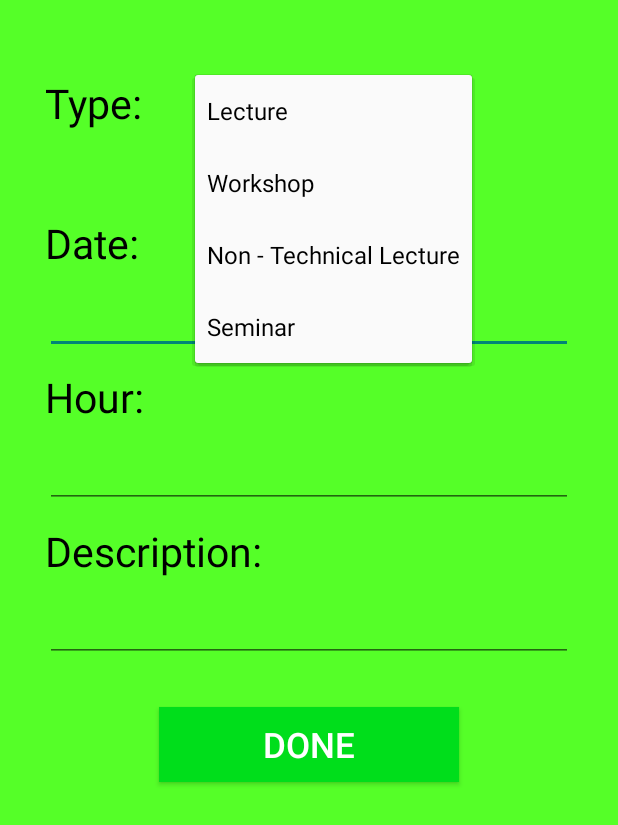
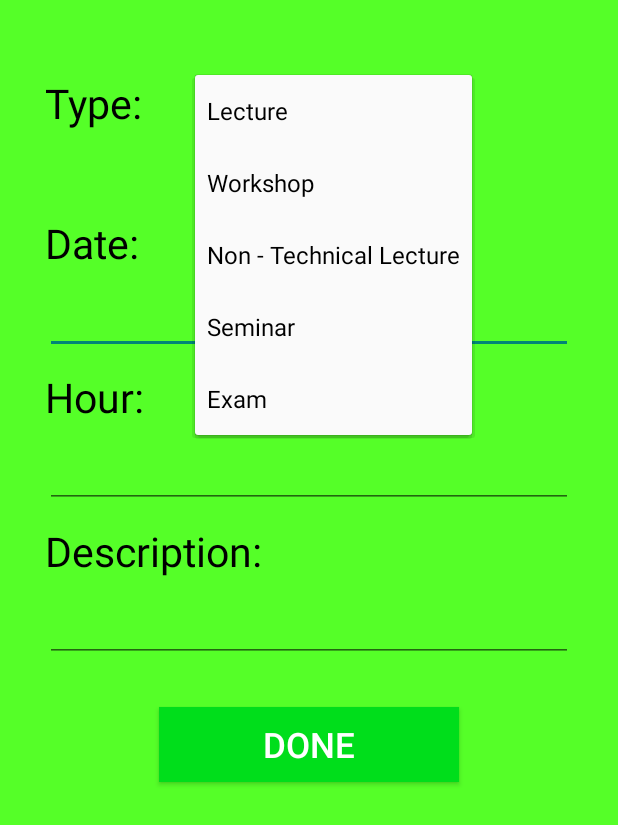
Before and after one commit to TsvetanMilanov/AndroidApplications, an Android app: the SingleEventEditActivity screen opened directly, with no data from a screen before it, after a tap on "Lecture", on a phone screen of 412 x 824 dp. Shown: the top 825 px of the screen. Run offline under Robolectric (Android 15) with nearby library versions, the phone set to English and light mode, and no system bars; 5 statements that could not run were skipped.

Commit message:
Fixed bugs and added some functionality. Fixed old events bug - update old events list on app start. Added force notifications option. Added event type Exam. Fixed first event in the dropdown menu when editing event.

```diff
--- a/UnofficialProjects/TelerikAcademySchedule/app/src/main/java/lab/chabingba/telerikacademyschedule/Helpers/Constants.java
+++ b/UnofficialProjects/TelerikAcademySchedule/app/src/main/java/lab/chabingba/telerikacademyschedule/Helpers/Constants.java
@@ -14,6 +14,7 @@ public final class Constants {
         Lecture,
         Workshop,
         Non_Technical_Lecture,
-        Seminar;
+        Seminar,
+        Exam;
     }
 }
--- a/UnofficialProjects/TelerikAcademySchedule/app/src/main/java/lab/chabingba/telerikacademyschedule/Helpers/ListActivityHelpers.java
+++ b/UnofficialProjects/TelerikAcademySchedule/app/src/main/java/lab/chabingba/telerikacademyschedule/Helpers/ListActivityHelpers.java
@@ -88,7 +88,7 @@ public final class ListActivityHelpers {
         return eventsNamesAndDates;
     }
 
-    private static void AlarmForPendingEvent() {
+    public static void AlarmForPendingEvent() {
 
         Intent intentForNotification = new Intent(MainActivity.GetContext(), EventNotificationService.class);
 
--- a/UnofficialProjects/TelerikAcademySchedule/app/src/main/java/lab/chabingba/telerikacademyschedule/LogoActivity.java
+++ b/UnofficialProjects/TelerikAcademySchedule/app/src/main/java/lab/chabingba/telerikacademyschedule/LogoActivity.java
@@ -18,7 +18,8 @@ public class LogoActivity extends Activity {
         Thread logoThread = new Thread() {
             public void run() {
                 try {
-                    sleep(1500);
+                    // TODO: return to 1000/1500.
+                    sleep(0);
                 } catch (InterruptedException e) {
                     e.printStackTrace();
                 } finally {
--- a/UnofficialProjects/TelerikAcademySchedule/app/src/main/java/lab/chabingba/telerikacademyschedule/SingleEventEditActivity.java
+++ b/UnofficialProjects/TelerikAcademySchedule/app/src/main/java/lab/chabingba/telerikacademyschedule/SingleEventEditActivity.java
@@ -24,12 +24,13 @@ import static lab.chabingba.telerikacademyschedule.Helpers.Constants.EventType.v
  * Created by Tsvetan on 2015-04-13.
  */
 public class SingleEventEditActivity extends Activity {
+    private Event event = new Event();
 
     public void onCreate(Bundle savedInstanceState) {
         super.onCreate(savedInstanceState);
         setContentView(R.layout.single_event_edit_view);
 
-        final Event event = (Event) getIntent().getSerializableExtra("Event");
+        this.event = (Event) getIntent().getSerializableExtra("Event");
 
         TextView textViewName = (TextView) findViewById(R.id.tvName);
 
@@ -124,6 +125,26 @@ public class SingleEventEditActivity extends Activity {
             result[i] = ConvertTypeFromEnumToString(allEventTypes[i]);
         }
 
+        result = SetFirstEventType(result);
+
+        return result;
+    }
+
+    private String[] SetFirstEventType(String[] result) {
+
+        String currentEventType = this.event.GetEventName();
+
+        for (int i = 0; i < result.length; i++) {
+            String currentType = result[i];
+
+            if (currentEventType.equals(currentType)) {
+                String temp = result[0];
+                result[0] = currentEventType;
+                result[i] = temp;
+            }
+
+        }
+
         return result;
     }
 
@@ -143,6 +164,9 @@ public class SingleEventEditActivity extends Activity {
             case Non_Technical_Lecture:
                 result = "Non - Technical Lecture";
                 break;
+            case Exam:
+                result = "Exam";
+                break;
             default:
                 result = "Null";
                 break;
--- a/UnofficialProjects/TelerikAcademySchedule/app/src/main/res/layout/main_layout.xml
+++ b/UnofficialProjects/TelerikAcademySchedule/app/src/main/res/layout/main_layout.xml
@@ -10,6 +10,6 @@
         android:layout_height="fill_parent"
         android:background="#55FF28">
 
-        </ListView>
+    </ListView>
 
-    </LinearLayout>
+</LinearLayout>
--- a/UnofficialProjects/TelerikAcademySchedule/app/src/main/res/menu/menu.xml
+++ b/UnofficialProjects/TelerikAcademySchedule/app/src/main/res/menu/menu.xml
@@ -19,6 +19,10 @@
         android:title="Remove old events" />
 
     <item
+        android:id="@+id/forceNotifications"
+        android:title="Force Notifications" />
+
+    <item
         android:id="@+id/exit"
         android:title="Exit" />
 
```
Also changed, not shown: UnofficialProjects/TelerikAcademySchedule/app/src/main/java/lab/chabingba/telerikacademyschedule/MainActivity.java (+12 -2 lines), 1 other file.
